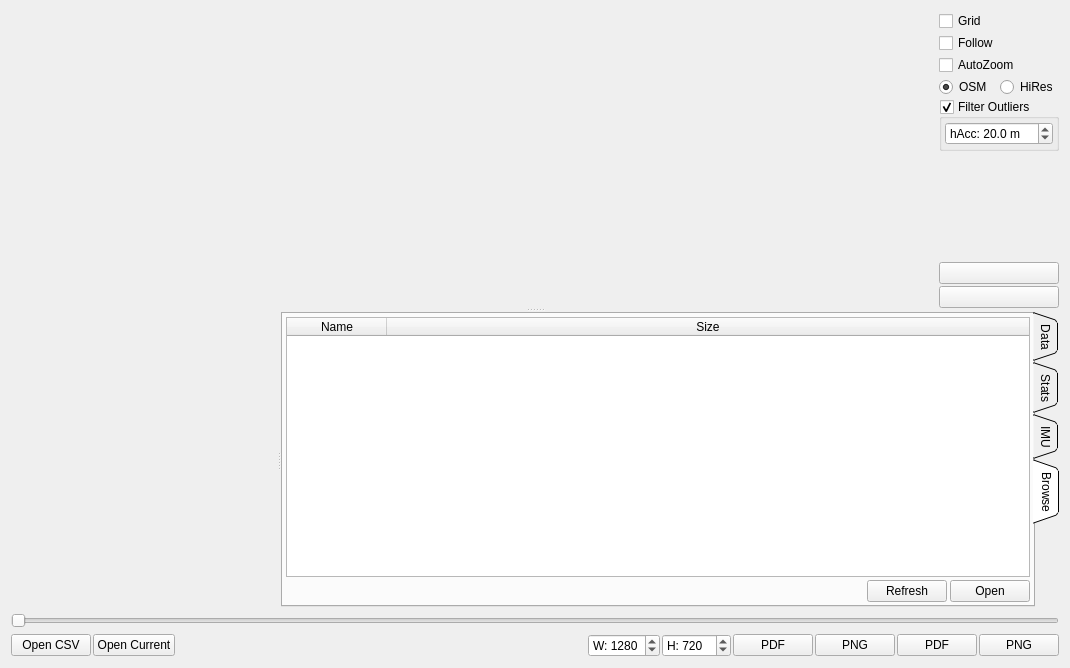
Old version of the form pages/pageloganalysis.ui in the repository vedderb/vesc_tool.
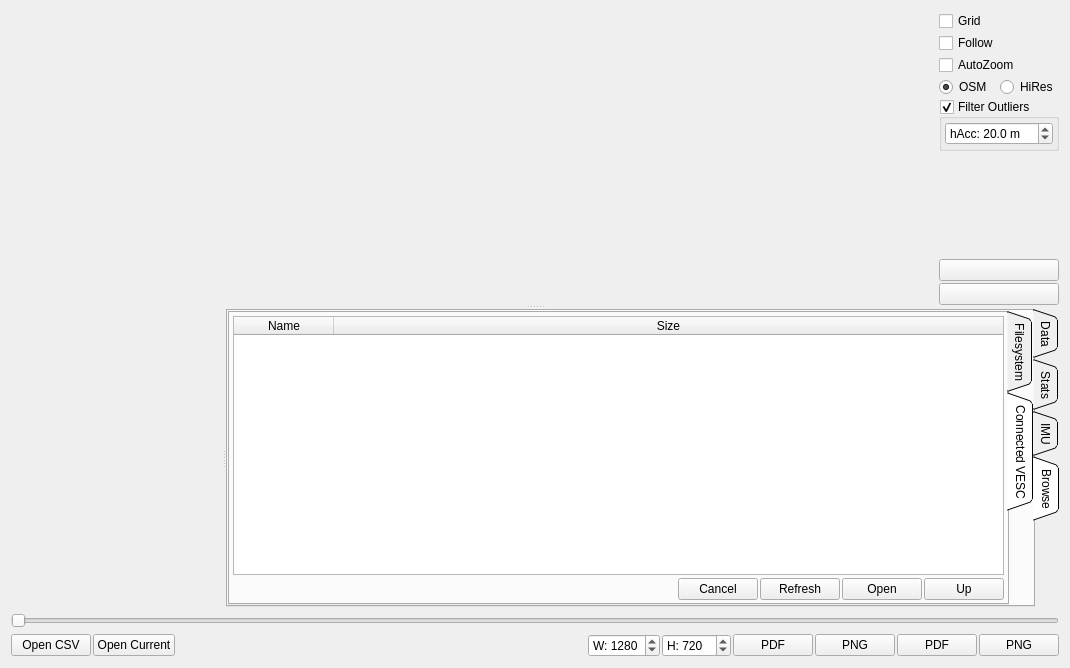
New version of the form. The open tabs and pages were chosen to show the change. Icons and pictures are not drawn. Custom widgets are drawn as their Qt base class.

```diff
--- a/pages/pageloganalysis.ui
+++ b/pages/pageloganalysis.ui
@@ -331,6 +331,37 @@
         </attribute>
         <layout class="QVBoxLayout" name="verticalLayout_7">
          <property name="spacing">
+          <number>0</number>
+         </property>
+         <property name="leftMargin">
+          <number>0</number>
+         </property>
+         <property name="topMargin">
+          <number>0</number>
+         </property>
+         <property name="rightMargin">
+          <number>0</number>
+         </property>
+         <property name="bottomMargin">
+          <number>0</number>
+         </property>
+         <item>
+          <widget class="QTabWidget" name="tabWidget_2">
+           <property name="tabPosition">
+            <enum>QTabWidget::East</enum>
+           </property>
+           <property name="tabShape">
+            <enum>QTabWidget::Triangular</enum>
+           </property>
+           <property name="currentIndex">
+            <number>0</number>
+           </property>
+           <widget class="QWidget" name="tab_5">
+            <attribute name="title">
+             <string>Filesystem</string>
+            </attribute>
+            <layout class="QVBoxLayout" name="verticalLayout_8">
+             <property name="spacing">
           <number>3</number>
          </property>
          <property name="leftMargin">
@@ -409,6 +440,118 @@
             </widget>
            </item>
           </layout>
+             </item>
+            </layout>
+           </widget>
+           <widget class="QWidget" name="vescLogTab">
+            <attribute name="title">
+             <string>Connected VESC</string>
+            </attribute>
+            <layout class="QVBoxLayout" name="verticalLayout_9">
+             <property name="spacing">
+              <number>3</number>
+             </property>
+             <property name="leftMargin">
+              <number>3</number>
+             </property>
+             <property name="topMargin">
+              <number>3</number>
+             </property>
+             <property name="rightMargin">
+              <number>3</number>
+             </property>
+             <property name="bottomMargin">
+              <number>3</number>
+             </property>
+             <item>
+              <widget class="QTableWidget" name="vescLogTable">
+               <property name="editTriggers">
+                <set>QAbstractItemView::NoEditTriggers</set>
+               </property>
+               <property name="selectionMode">
+                <enum>QAbstractItemView::SingleSelection</enum>
+               </property>
+               <property name="selectionBehavior">
+                <enum>QAbstractItemView::SelectRows</enum>
+               </property>
+               <attribute name="horizontalHeaderStretchLastSection">
+                <bool>true</bool>
+               </attribute>
+               <column>
+                <property name="text">
+                 <string>Name</string>
+                </property>
+               </column>
+               <column>
+                <property name="text">
+                 <string>Size</string>
+                </property>
+               </column>
+              </widget>
+             </item>
+             <item>
+              <layout class="QHBoxLayout" name="horizontalLayout_5">
+               <property name="spacing">
+                <number>2</number>
+               </property>
+               <item>
+                <widget class="DisplayPercentage" name="vescDisplay" native="true">
+                 <property name="sizePolicy">
+                  <sizepolicy hsizetype="MinimumExpanding" vsizetype="Preferred">
+                   <horstretch>0</horstretch>
+                   <verstretch>0</verstretch>
+                  </sizepolicy>
+                 </property>
+                </widget>
+               </item>
+               <item>
+                <widget class="QPushButton" name="vescLogCancelButton">
+                 <property name="text">
+                  <string>Cancel</string>
+                 </property>
+                </widget>
+               </item>
+               <item>
+                <widget class="QPushButton" name="vescLogListRefreshButton">
+                 <property name="text">
+                  <string>Refresh</string>
+                 </property>
+                 <property name="icon">
+                  <iconset resource="../res.qrc">
+                   <normaloff>:/res/icons/Refresh-96.png</normaloff>:/res/icons/Refresh-96.png</iconset>
+                 </property>
+                </widget>
+               </item>
+               <item>
+                <widget class="QPushButton" name="vescLogListOpenButton">
+                 <property name="text">
+                  <string>Open</string>
+                 </property>
+                 <property name="icon">
+                  <iconset resource="../res.qrc">
+                   <normaloff>:/res/icons/Open Folder-96.png</normaloff>:/res/icons/Open Folder-96.png</iconset>
+                 </property>
+                </widget>
+               </item>
+               <item>
+                <widget class="QPushButton" name="vescUpButton">
+                 <property name="toolTip">
+                  <string>Go up one directory</string>
+                 </property>
+                 <property name="text">
+                  <string>Up</string>
+                 </property>
+                 <property name="icon">
+                  <iconset resource="../res.qrc">
+                   <normaloff>:/res/icons/Upload-96.png</normaloff>:/res/icons/Upload-96.png</iconset>
+                 </property>
+                </widget>
+               </item>
+              </layout>
+             </item>
+            </layout>
+           </widget>
+          </widget>
          </item>
         </layout>
        </widget>
@@ -579,6 +722,12 @@
    <extends>QSlider</extends>
    <header>widgets/superslider.h</header>
   </customwidget>
+  <customwidget>
+   <class>DisplayPercentage</class>
+   <extends>QWidget</extends>
+   <header>widgets/displaypercentage.h</header>
+   <container>1</container>
+  </customwidget>
  </customwidgets>
  <resources/>
  <connections/>
```
Left out of the diff: 24 changed lines with no effect on the pictures. Lines whose indentation alone changed are shown as unchanged.
